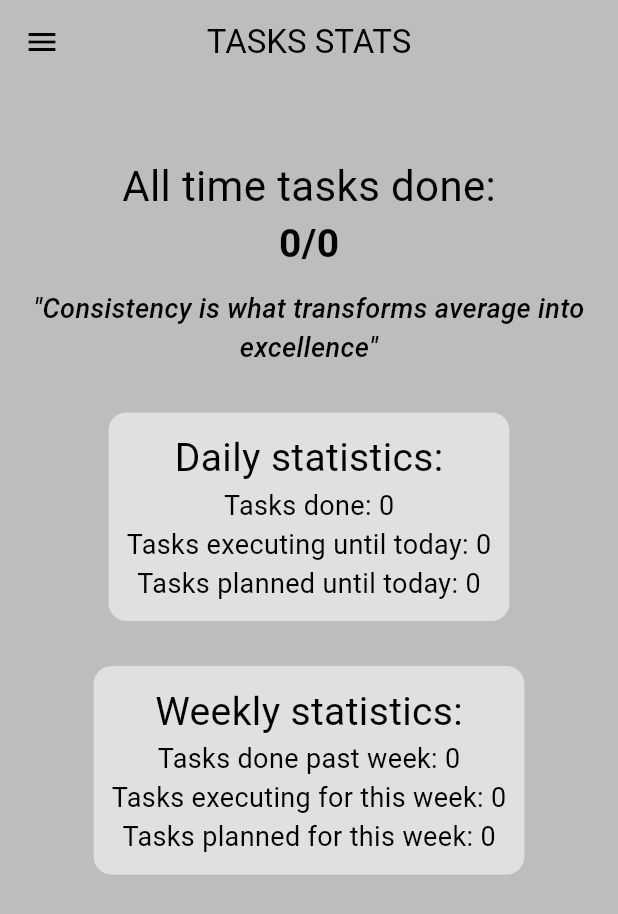
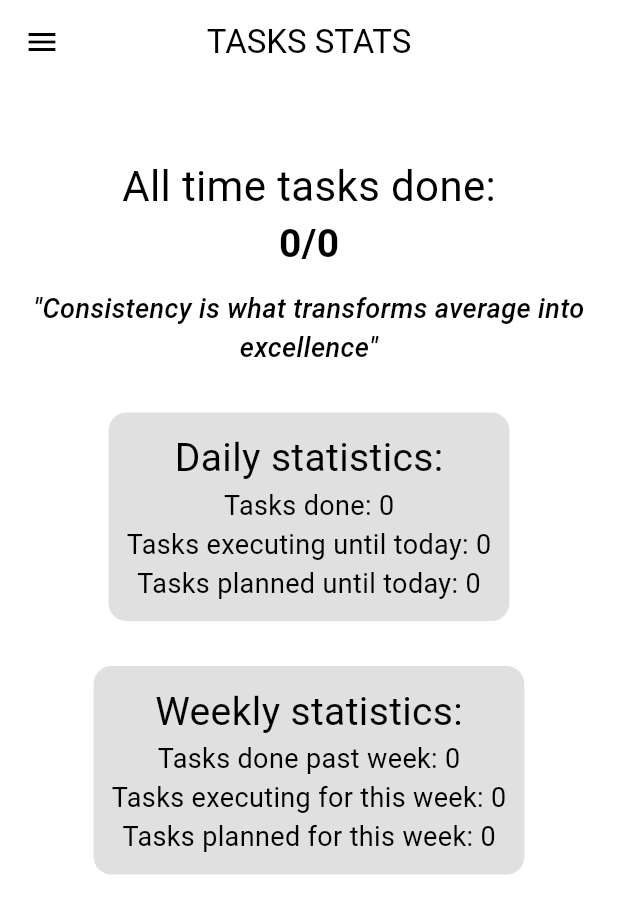
Before and after one commit to mis177/tasks-goonline, a Flutter app: the StatsPage screen opened directly, on a phone screen of 412 x 824 dp. Shown: the top 914 px of the screen. Run offline on Flutter 3.47's test engine with Material 3 defaults, Android fonts, the phone set to English and light mode, and no system bars; our stand-ins replace dio, equatable, flutter_bloc, flutter_local_notifications, geolocator, sqflite and 1 more; accounts and stored records are empty.

Commit message:
CHANGED background to surface in backgroundColor

```diff
--- a/lib/pages/stats_page.dart
+++ b/lib/pages/stats_page.dart
@@ -37,7 +37,7 @@ class _StatsPageState extends State<StatsPage> {
         centerTitle: true,
         title: const Text("TASKS STATS"),
       ),
-      backgroundColor: Theme.of(context).colorScheme.background,
+      backgroundColor: Theme.of(context).colorScheme.surface,
       drawer: const CustomDrawer(),
       body: BlocConsumer<TaskServiceBloc, TaskServiceState>(
         listener: (context, state) async {
```
